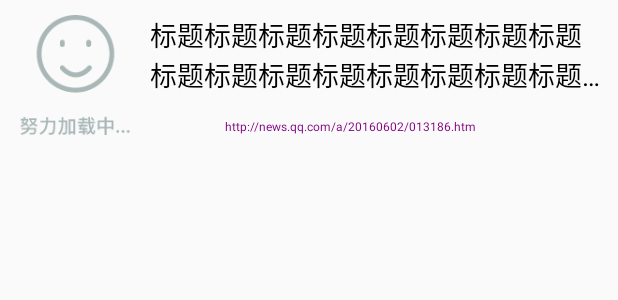
After one commit to jiatianmong/FirstApp, an Android app: the layout news_item.xml on its own in the app's theme, with its tools: preview values and no code run, on a phone screen of 412 x 824 dp. The commit adds this screen. Shown: the top 300 px of the screen. Run offline under Robolectric (Android 15) with nearby library versions, the light colour scheme and no system bars.

Commit message:
加载新闻页签的内容，实现头布局ViewPager与Indicater绑定，新闻条目的显示

```diff
--- /dev/null
+++ b/app/src/main/res/layout/news_item.xml
@@ -0,0 +1,40 @@
+<?xml version="1.0" encoding="utf-8"?>
+<RelativeLayout xmlns:android="http://schemas.android.com/apk/res/android"
+                android:layout_width="match_parent"
+                android:layout_height="100dp">
+
+	<ImageView
+		android:id="@+id/iv_icon"
+		android:layout_width="80dp"
+		android:layout_height="80dp"
+		android:layout_marginLeft="10dp"
+		android:layout_centerVertical="true"
+		android:scaleType="fitXY"
+		android:src="@mipmap/jiazai"/>
+
+	<TextView
+		android:id="@+id/tv_listtitle"
+		android:layout_width="match_parent"
+		android:layout_height="wrap_content"
+		android:layout_margin="10dp"
+		android:layout_toRightOf="@id/iv_icon"
+		android:ellipsize="end"
+		android:lines="2"
+		android:text="标题标题标题标题标题标题标题标题标题标题标题标题标题标题标题标题标题标题标题标题标题标题"
+		android:textColor="#000000"
+		android:textSize="18sp"/>
+
+	<TextView
+		android:id="@+id/tv_utl"
+		android:layout_width="wrap_content"
+		android:layout_height="wrap_content"
+		android:layout_alignBottom="@id/iv_icon"
+		android:layout_alignLeft="@id/tv_listtitle"
+		android:ellipsize="end"
+		android:paddingLeft="50dp"
+		android:singleLine="true"
+		android:text="http://news.qq.com/a/20160602/013186.htm" android:textColor="#800080"
+		android:textSize="8sp"
+	/>
+
+</RelativeLayout>
--- a/app/src/main/res/layout/pager_newslist.xml
+++ b/app/src/main/res/layout/pager_newslist.xml
@@ -3,12 +3,11 @@
               android:layout_width="match_parent"
               android:layout_height="match_parent"
               android:orientation="vertical">
->
 	<ListView
-		android:id="@+id/lv_topnews"
+		android:id="@+id/lv_newsList"
 		android:layout_width="match_parent"
 		android:cacheColorHint="#fff"
-		android:layout_height="wrap_content">
+		android:layout_height="match_parent">
 	</ListView>
 
 </LinearLayout>
```
Also changed, not shown: app/src/main/java/com/jiatianmong/myapp/activity/pager/NewsTabPager.java (+216 -11 lines), app/src/main/java/com/jiatianmong/myapp/global/ConnectServer.java (deleted, +0 -59 lines), app/src/main/res/layout/pager_newsTopPic.xml (added, +47 -0 lines), app/src/main/res/mipmap-hdpi/jiazai.png (added), 10 other files.
